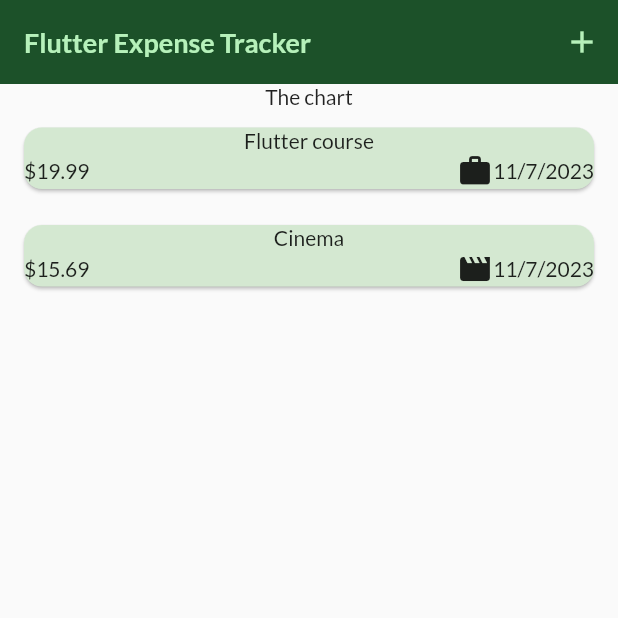
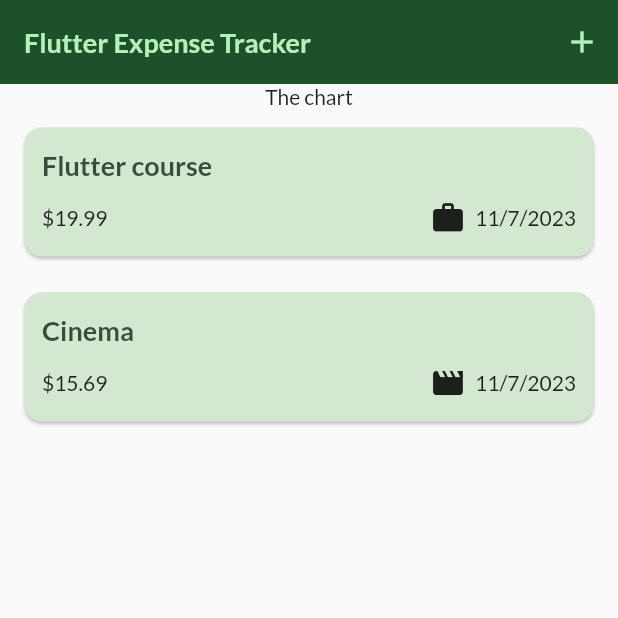
Before and after one commit to cocahonka/flutter-training-expense-tracker, a Flutter app: the screen it shows after launch, on a phone screen of 412 x 824 dp, the top half of it. Run offline on Flutter 3.47's test engine with Material 2 defaults, Android fonts, the phone set to English and light mode, and no system bars; our stand-ins replace google_fonts.

Commit message:
style expense item

```diff
--- a/lib/widgets/expense_item.dart
+++ b/lib/widgets/expense_item.dart
@@ -9,18 +9,31 @@ class ExpenseItem extends StatelessWidget {
   @override
   Widget build(BuildContext context) {
     return Card(
+      child: Padding(
+        padding: const EdgeInsets.symmetric(vertical: 14, horizontal: 12),
         child: Column(
+          crossAxisAlignment: CrossAxisAlignment.start,
           children: [
-          Text(expense.title),
-          Row(
+            Text(
+              expense.title,
+              style: Theme.of(context).textTheme.titleLarge,
+            ),
+            Padding(
+              padding: const EdgeInsets.only(top: 12),
+              child: Row(
                 children: [
                   Text('\$${expense.amount}'),
                   const Spacer(),
                   Icon(expense.category.icon),
-              Text(expense.formattedDate),
+                  Padding(
+                    padding: const EdgeInsets.only(left: 6),
+                    child: Text(expense.formattedDate),
+                  ),
                 ],
               ),
+            ),
           ],
+        ),
       ),
     );
   }
```
Lines whose indentation alone changed are shown as unchanged.
